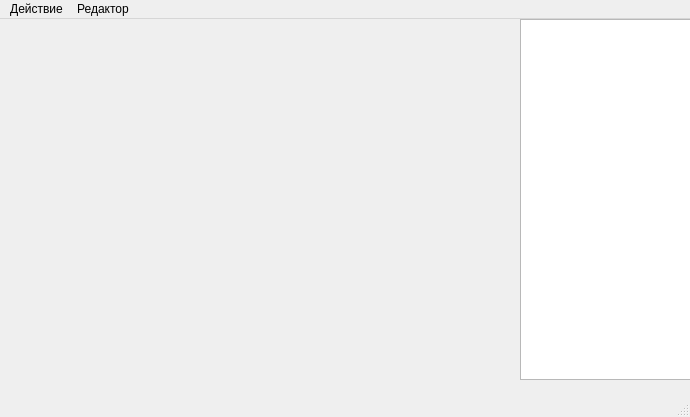
First picture: the form in mainwindow.ui, repository bananamilkshake-code/level-editor, before the edit.
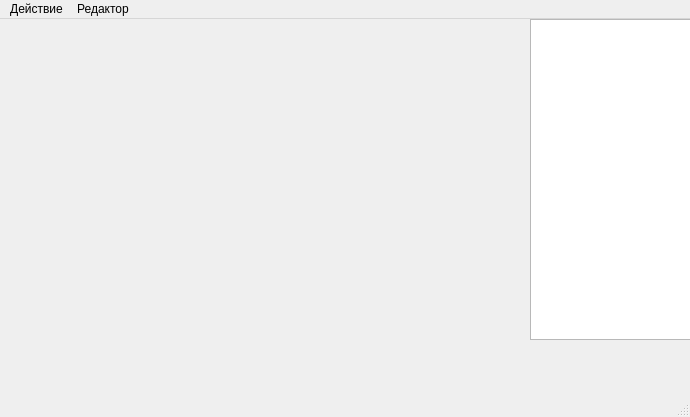
Second picture: the form after the edit.

Commit message: Elements, that can be drawn on map. Using choosed element from list to put on level.

The edit to the form file:
```diff
--- a/mainwindow.ui
+++ b/mainwindow.ui
@@ -25,13 +25,13 @@
     </property>
     <layout class="QVBoxLayout" name="verticalLayout"/>
    </widget>
-   <widget class="QListView" name="listView">
+   <widget class="QListWidget" name="listElements">
     <property name="geometry">
      <rect>
-      <x>520</x>
+      <x>530</x>
       <y>0</y>
-      <width>171</width>
-      <height>361</height>
+      <width>161</width>
+      <height>321</height>
      </rect>
     </property>
    </widget>
```
The commit also changes 9 other files.
